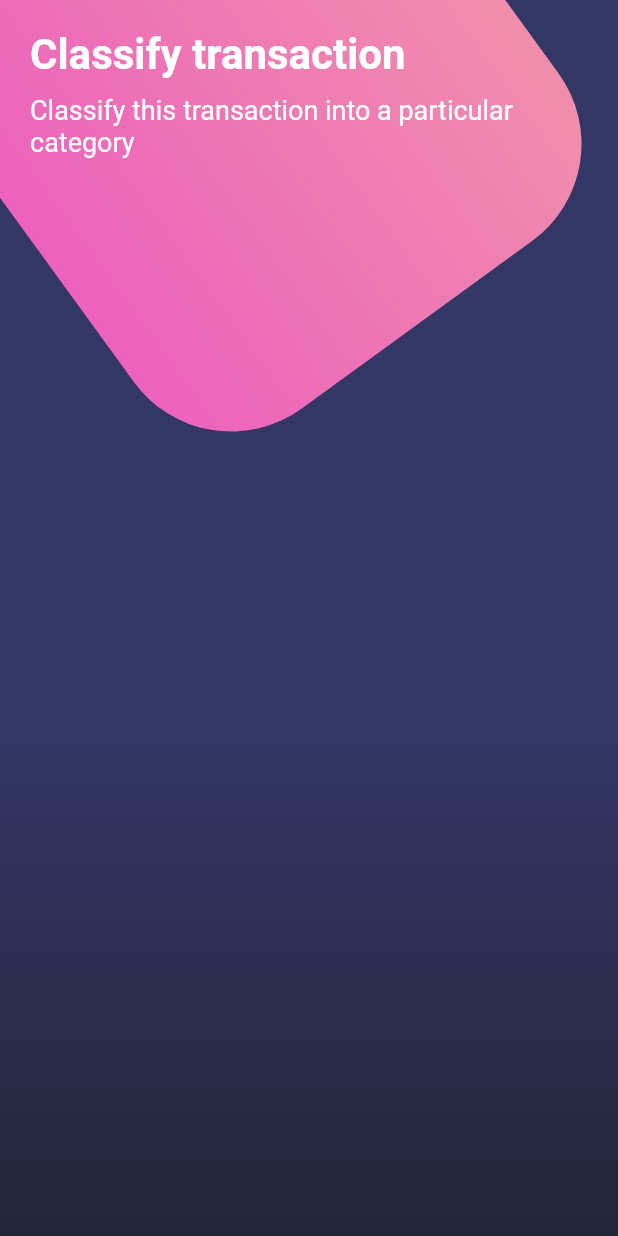
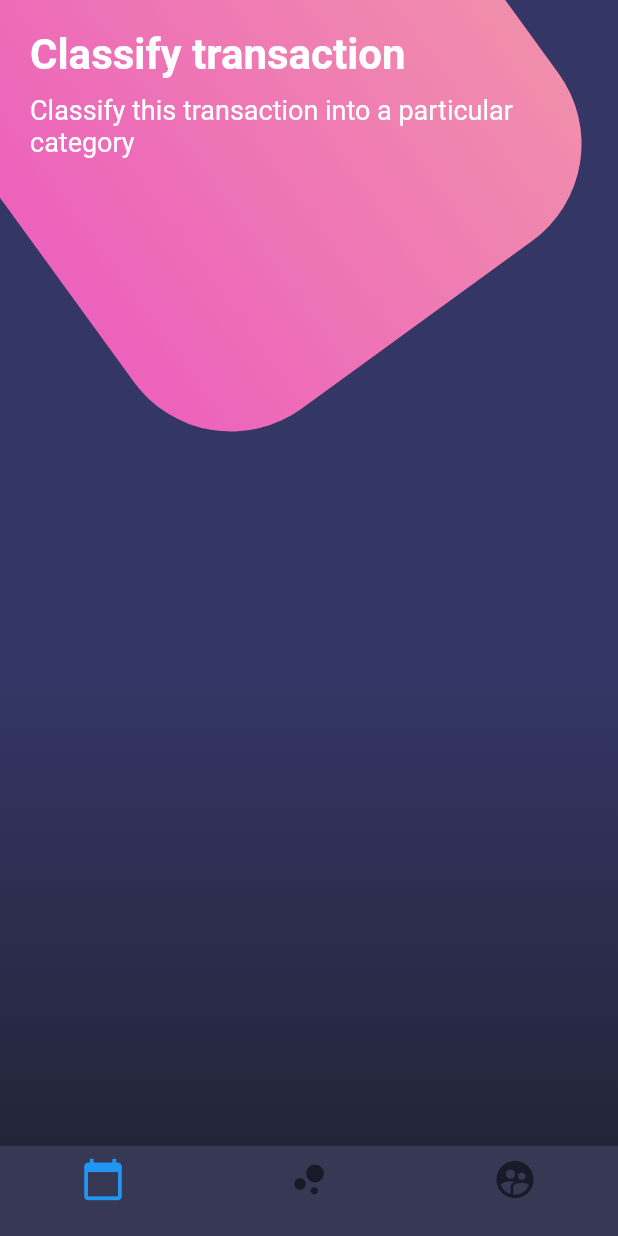
Before and after one commit to dtoledoz0207/flutter-designs, a Flutter app: the screen it shows after launch, on a phone screen of 412 x 824 dp. Run offline on Flutter 3.47's test engine with Material 2 defaults, Android fonts, the phone set to English and light mode, and no system bars.

Commit message:
Advanced Design - part-3
Create custom bottomNavigationBar.

```diff
--- a/lib/src/pages/advanced_page.dart
+++ b/lib/src/pages/advanced_page.dart
@@ -17,7 +17,8 @@ class AdvancedPage extends StatelessWidget {
             ),
           )
         ],
-      )
+      ),
+      bottomNavigationBar: _bottomNavigationBar(context)
     );
   }
 
@@ -80,4 +81,32 @@ class AdvancedPage extends StatelessWidget {
       ),
     );
   }
+
+  Widget _bottomNavigationBar(BuildContext context) {
+    return new Theme(
+      data: Theme.of(context).copyWith(
+        canvasColor: Color.fromRGBO(55, 57, 84, 1.0),
+        primaryColor: Colors.pinkAccent,
+        textTheme: Theme.of(context).textTheme.copyWith(
+          caption: TextStyle(color: Color.fromRGBO(116, 117, 152, 1.0))
+        )
+      ),
+      child: BottomNavigationBar(
+        items: <BottomNavigationBarItem> [
+          BottomNavigationBarItem(
+            icon: Icon(Icons.calendar_today, size: 30.0),
+            title: Container()
+          ),
+          BottomNavigationBarItem(
+            icon: Icon(Icons.bubble_chart, size: 30.0),
+            title: Container()
+          ),
+          BottomNavigationBarItem(
+            icon: Icon(Icons.supervised_user_circle, size: 30.0),
+            title: Container()
+          )
+        ]
+      ),
+    );
+  }
 }
```
